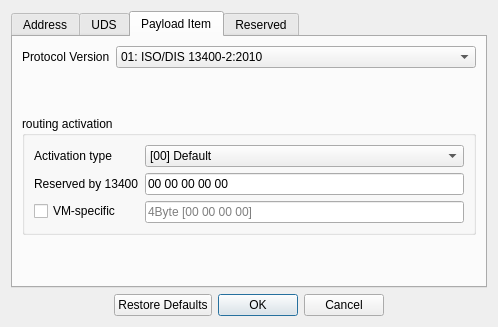
Before: the Qt Designer form settings.ui in xjzer/QtWidgetDemo, drawn with Qt 5.
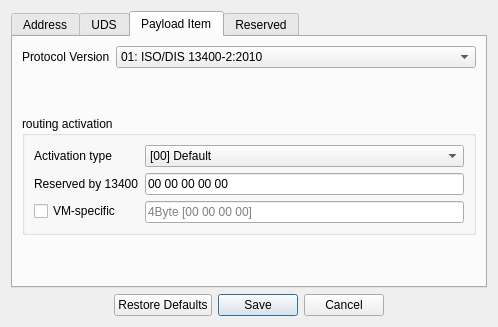
After: the same form once the commit is applied.

Diff of the .ui file:
```diff
--- a/settings.ui
+++ b/settings.ui
@@ -380,7 +380,7 @@
       <enum>Qt::Horizontal</enum>
      </property>
      <property name="standardButtons">
-      <set>QDialogButtonBox::Cancel|QDialogButtonBox::Ok|QDialogButtonBox::RestoreDefaults</set>
+      <set>QDialogButtonBox::Cancel|QDialogButtonBox::RestoreDefaults|QDialogButtonBox::Save</set>
      </property>
      <property name="centerButtons">
       <bool>true</bool>
```
Left out of the diff: 42 changed lines with no effect on the pictures.
